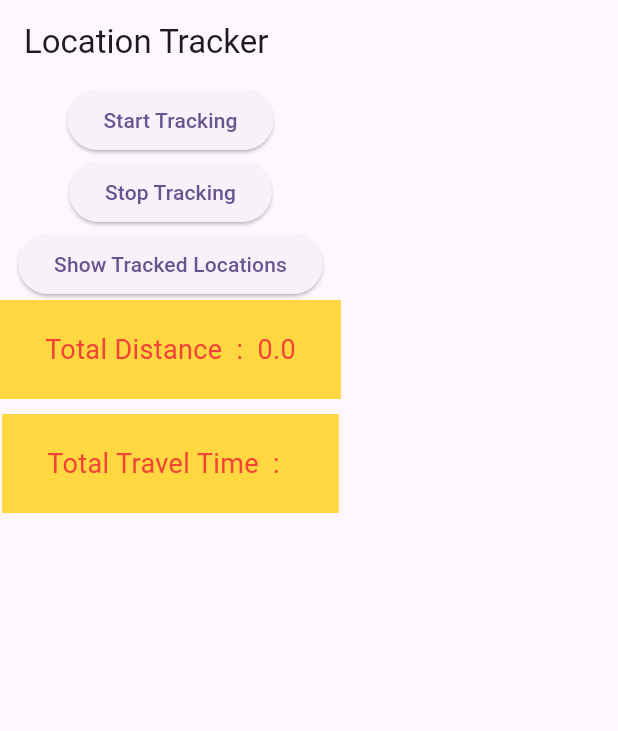
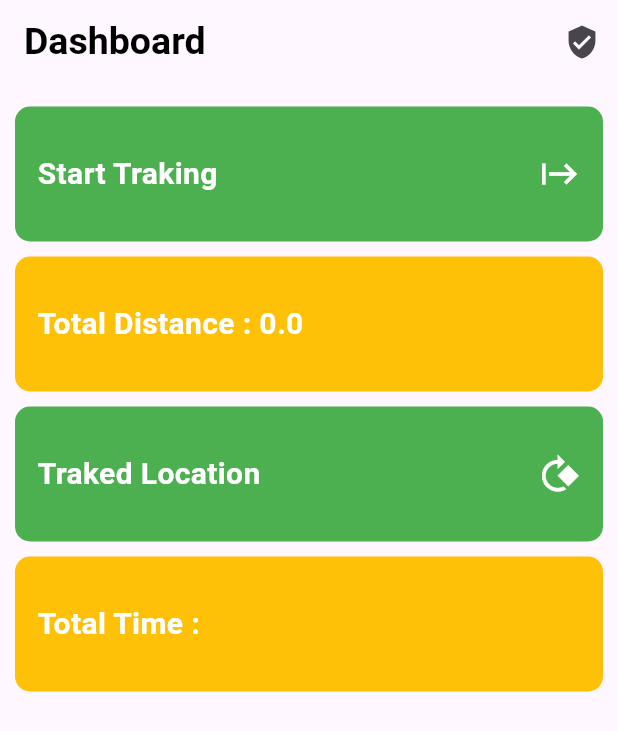
Before and after one commit to chppandey/Distance, a Flutter app: the screen it shows after launch, on a phone screen of 412 x 824 dp. Shown: the top 731 px of the screen. Run offline on Flutter 3.47's test engine with Material 3 defaults, Android fonts, the phone set to English and light mode, and no system bars; our stand-ins replace get, location, sqflite, syncfusion_flutter_datagrid; accounts and stored records are empty.

Commit message:
dashborad change

```diff
--- a/lib/Controller/location_controller.dart
+++ b/lib/Controller/location_controller.dart
@@ -8,6 +8,7 @@ import 'package:location/location.dart';
 
 class LocationDataController extends GetxController {
   RxBool isLoading = false.obs;
+  RxBool isTraking = false.obs;
   DatabaseHelper databaseHelper = DatabaseHelper();
   RxList<Map<String, dynamic>> parsedData = <Map<String, dynamic>>[].obs;
   RxString totalTravalTime = "".obs;
@@ -45,6 +46,7 @@ class LocationDataController extends GetxController {
   }
 
   Future<void> trackingLocation() async {
+    isTraking(true);
     Location location = Location();
     currentdateTime = DateTime.now();
     bool serviceEnabled;
@@ -112,6 +114,7 @@ class LocationDataController extends GetxController {
   }
 
   void stopTracking() {
+    isTraking(false);
     locationSubscription?.cancel(); // Stop location tracking
   }
 
--- a/lib/Presentation/dashboard_screen.dart
+++ b/lib/Presentation/dashboard_screen.dart
@@ -15,53 +15,106 @@ class _DashboardScreenState extends State<DashboardScreen> {
   @override
   Widget build(BuildContext context) {
     return Scaffold(
-      appBar: AppBar(title: const Text('Location Tracker')),
-      body: SingleChildScrollView(
-        child: Column(
+      appBar: AppBar(
+        title: const Text(
+          "Dashboard",
+          style: TextStyle(
+              fontSize: 25, color: Colors.black, fontWeight: FontWeight.bold),
+        ),
+        actions: [
+          IconButton(
+              onPressed: () {}, icon: const Icon(Icons.verified_user_sharp))
+        ],
+      ),
+      body: SafeArea(
+        child: SingleChildScrollView(
+          child: Padding(
+            padding: const EdgeInsets.all(10.0),
+            child: Obx(
+              () => Column(
                 // spacing: 10,
                 crossAxisAlignment: CrossAxisAlignment.center,
                 mainAxisAlignment: MainAxisAlignment.start,
                 mainAxisSize: MainAxisSize.max,
                 children: [
-            ElevatedButton(
-              onPressed: () {
+                  locationDataController.isTraking.value
+                      ? Contaner(
+                          title: "Stop Traking",
+                          iconData: Icons.close,
+                          color: Colors.redAccent,
+                          onTap: () {
+                            locationDataController.stopTracking();
+                          },
+                        )
+                      : Contaner(
+                          title: "Start Traking",
+                          iconData: Icons.start,
+                          color: Colors.green,
+                          onTap: () {
                             locationDataController.trackingLocation();
                           },
-              child: const Text('Start Tracking'),
                         ),
-            ElevatedButton(
-              onPressed: () {
-                locationDataController.stopTracking();
-              },
-              child: const Text('Stop Tracking'),
-            ),
-            ElevatedButton(
-              onPressed: () {
-                // Navigate to tracked locations screen
+                  Contaner(
+                      title:
+                          "Total Distance : ${locationDataController.totalDistance.value}",
+                      color: Colors.amber),
+                  const SizedBox(width: 10),
+                  Contaner(
+                    title: "Traked Location",
+                    iconData: Icons.rotate_90_degrees_cw_sharp,
+                    color: Colors.green,
+                    onTap: () async {
+                      await locationDataController.getData();
                       Navigator.push(
                           context,
                           MaterialPageRoute(
-                        builder: (context) => const MyDataTable()));
+                              builder: (_) => const MyDataTable()));
                     },
-              child: const Text('Show Tracked Locations'),
                   ),
-            Container(
-              padding: const EdgeInsets.symmetric(vertical: 20, horizontal: 30),
-              decoration: const BoxDecoration(color: Colors.amberAccent),
-              child: Obx(() => Text(
-                    "Total Distance  :  ${locationDataController.totalDistance.value}",
-                    style: const TextStyle(fontSize: 18, color: Colors.red),
-                  )),
+                  Contaner(
+                      title:
+                          "Total Time : ${locationDataController.totalTravalTime.value}",
+                      color: Colors.amber),
+                ],
               ),
-            Container(
-              margin: const EdgeInsets.only(top: 10),
-              padding: const EdgeInsets.symmetric(vertical: 20, horizontal: 30),
-              decoration: const BoxDecoration(color: Colors.amberAccent),
-              child: Obx(() => Text(
-                    "Total Travel Time  :  ${locationDataController.totalTravalTime.value}",
-                    style: const TextStyle(fontSize: 18, color: Colors.red),
-                  )),
-            )
+            ),
+          ),
+        ),
+      ),
+    );
+  }
+
+  Widget Contaner(
+      {required String title,
+      required Color color,
+      IconData? iconData,
+      void Function()? onTap}) {
+    return GestureDetector(
+      onTap: onTap,
+      child: Container(
+        height: 90,
+        margin: const EdgeInsets.symmetric(vertical: 5),
+        padding: const EdgeInsets.all(15),
+        decoration: BoxDecoration(
+            color: color, borderRadius: BorderRadius.circular(10)),
+        child: Row(
+          children: [
+            Expanded(
+              child: Text(
+                title,
+                style: const TextStyle(
+                    color: Colors.white,
+                    fontSize: 20,
+                    fontWeight: FontWeight.bold),
+              ),
+            ),
+            iconData == null
+                ? const SizedBox.shrink()
+                : Icon(
+                    iconData,
+                    color: Colors.white,
+                    size: 28,
+                  ),
           ],
         ),
       ),
```
Lines whose indentation alone changed are shown as unchanged.
